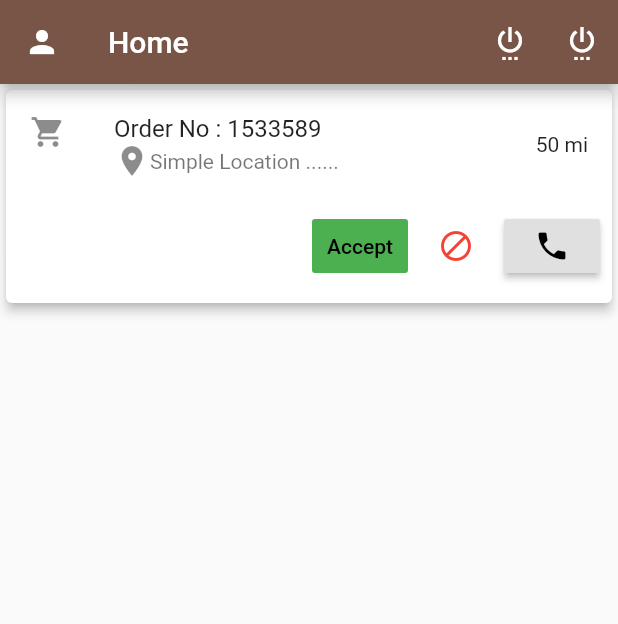
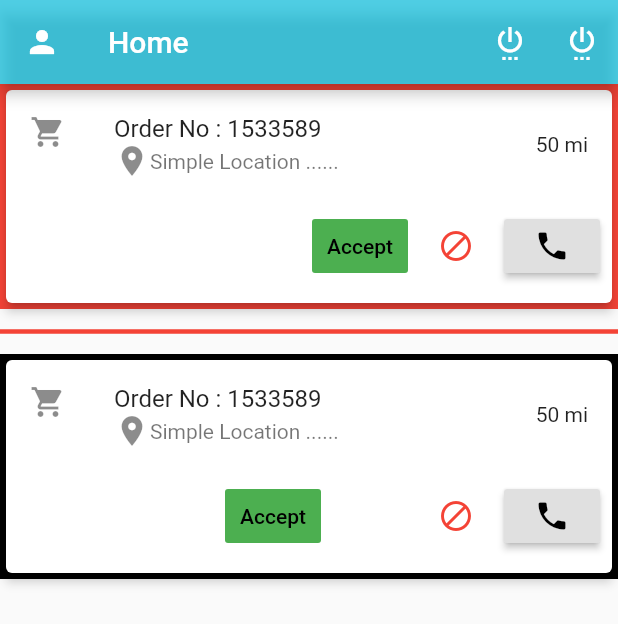
Before and after one commit to development1soft/Flutter-Mastering-Level-1, a Flutter app: the screen it shows after launch, on a phone screen of 412 x 824 dp. Shown: the top 624 px of the screen. Run offline on Flutter 3.47's test engine with Material 2 defaults, Android fonts, the phone set to English and light mode, and no system bars; network calls fail.

Commit message:
colors - padding - margin - SizedBox - Divider - Add Assets To Your Application - Image asset - Image Network

```diff
--- a/lib/src/home.dart
+++ b/lib/src/home.dart
@@ -12,7 +12,7 @@ class _HomeScreenState extends State<HomeScreen> {
       appBar: AppBar(
         title : Text('Home'),
         // centerTitle: true,
-        backgroundColor: Colors.brown,
+        backgroundColor: Color.fromRGBO(10, 191, 222, .7),
         leading: Icon(Icons.person),
         // elevation: 0,
         actions: <Widget>[
@@ -32,9 +32,71 @@ class _HomeScreenState extends State<HomeScreen> {
       ),
       body: ListView(
         children: <Widget>[
+          Image.network('https://i.stack.imgur.com/ApMnP.png'),
+          // Image.asset('assets/images/logo.jpg',width: 200,),
+          // Padding(
+          //   padding:EdgeInsets.only(top:20),
+          //   child: Container(
+          //     width: 300,
+          //     height: 150,
+          //     child: Card(
+          //       elevation: 3,
+          //       child: Column(
+          //         children: [
+          //           ListTile(
+          //             leading: Icon(Icons.shopping_cart),
+          //             title: Text('Order No : 1533589'),
+          //             subtitle: Row(
+          //               children: [
+          //                 Icon(Icons.location_on),
+          //                 Text('Simple Location ......')
+          //               ],
+          //             ),
+          //             trailing: Text('50 mi'),
+          //             onTap: (){
+          //               print('welcome first listtile');
+          //             },
+          //           ),
+          //           ButtonBar(
+          //             children: [
+          //               FlatButton(
+          //                 child: Text('Accept'),
+          //                 color: Colors.green,
+          //                 textColor: Colors.black,
+          //                 onLongPress: (){
+          //                   print('welcome long press');
+          //                 },
+          //                 onPressed: (){
+          //                   print('accept order');
+          //                 },
+          //               ),
+          //               IconButton(
+          //                 icon: Icon(Icons.block),
+          //                 color : Colors.red,
+          //                 onPressed: (){
+          //                   print('reject Order');
+          //                 },
+          //               ),
+          //               RaisedButton(
+          //                 child: Icon(Icons.phone),
+          //                 //color: Colors.white,
+          //                 //elevation: 0,
+          //                 onPressed: (){
+          //                   print('call customer');
+          //                 },
+          //               )
+          //             ],
+          //           )
+          //         ],
+          //       ),
+          //     ),
+          //   ),
+          // )
           Container(
               width: 300,
               height: 150,
+              // margin: EdgeInsets.only(bottom: 10),
+              color: Colors.red,
               child: Card(
                 elevation: 3,
                 child: Column(
@@ -86,7 +148,74 @@ class _HomeScreenState extends State<HomeScreen> {
                   ],
                 ),
               ),
+            ),
+            // SizedBox(
+            //   height: 10,
+            // ),
+            Divider(
+              color: Colors.red,
+              thickness: 3,
+              height: 30,
+            ),
+            Container(
+              width: 300,
+              height: 150,
+              color: Colors.black,
+              child: Card(
+                elevation: 3,
+                child: Column(
+                  children: [
+                    ListTile(
+                      leading: Icon(Icons.shopping_cart),
+                      title: Text('Order No : 1533589'),
+                      subtitle: Row(
+                        children: [
+                          Icon(Icons.location_on),
+                          Text('Simple Location ......')
+                        ],
+                      ),
+                      trailing: Text('50 mi'),
+                      onTap: (){
+                        print('welcome first listtile');
+                      },
+                    ),
+                    ButtonBar(
+                      children: [
+                        FlatButton(
+                          child: Text('Accept'),
+                          color: Colors.green,
+                          textColor: Colors.black,
+                          onLongPress: (){
+                            print('welcome long press');
+                          },
+                          onPressed: (){
+                            print('accept order');
+                          },
+                        ),
+                        SizedBox(
+                          width: 50,
+                        ),
+                        IconButton(
+                          icon: Icon(Icons.block),
+                          color : Colors.red,
+                          onPressed: (){
+                            print('reject Order');
+                          },
+                        ),
+                        RaisedButton(
+                          child: Icon(Icons.phone),
+                          //color: Colors.white,
+                          //elevation: 0,
+                          onPressed: (){
+                            print('call customer');
+                          },
                         )
+                      ],
+                    )
+                  ],
+                ),
+              ),
+            ),
         ],
       ),
     );
--- a/pubspec.yaml
+++ b/pubspec.yaml
@@ -41,9 +41,8 @@ flutter:
   uses-material-design: true
 
   # To add assets to your application, add an assets section, like this:
-  # assets:
-  #  - images/a_dot_burr.jpeg
-  #  - images/a_dot_ham.jpeg
+  assets:
+   - assets/images/
 
   # An image asset can refer to one or more resolution-specific "variants", see
   # https://flutter.dev/assets-and-images/#resolution-aware.
```
Also changed, not shown: pubspec.lock. Lines whose indentation alone changed are shown as unchanged.
